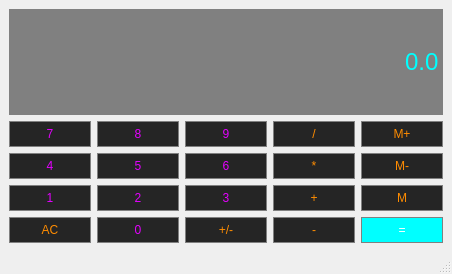
This is Calculator/calculator.ui in Sjoulk/DTE-2600 as Qt 5 draws it before an edit. The edited form follows.
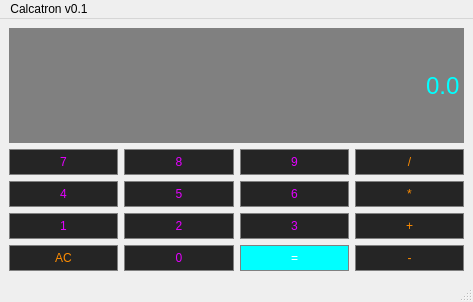
This is the edited form.

Commit message: GUI Calculator: added clear button + comments

Diff of the .ui file:
```diff
--- a/Calculator/calculator.ui
+++ b/Calculator/calculator.ui
@@ -6,8 +6,8 @@
    <rect>
     <x>0</x>
     <y>0</y>
-    <width>452</width>
-    <height>274</height>
+    <width>473</width>
+    <height>302</height>
    </rect>
   </property>
   <property name="windowTitle">
@@ -15,35 +15,8 @@
   </property>
   <widget class="QWidget" name="centralwidget">
    <layout class="QGridLayout" name="gridLayout">
-    <item row="3" column="1">
-     <widget class="QPushButton" name="Button_2">
-      <property name="sizePolicy">
-       <sizepolicy hsizetype="Preferred" vsizetype="Preferred">
-        <horstretch>0</horstretch>
-        <verstretch>0</verstretch>
-       </sizepolicy>
-      </property>
-      <property name="styleSheet">
-       <string notr="true">QPushButton {
-	background-color: #252525;
-	border: 1px solid gray;
-	padding: 5px;
-	color: #E400FF
-}
-
-QPushButton:pressed {
-	background-color: #A9A9A9;
-	border: 1px solid gray;
-	padding: 5px;
-}</string>
-      </property>
-      <property name="text">
-       <string>2</string>
-      </property>
-     </widget>
-    </item>
-    <item row="2" column="4">
-     <widget class="QPushButton" name="MemClear">
+    <item row="5" column="3">
+     <widget class="QPushButton" name="Add">
       <property name="sizePolicy">
        <sizepolicy hsizetype="Preferred" vsizetype="Preferred">
         <horstretch>0</horstretch>
@@ -65,38 +38,11 @@
 }</string>
       </property>
       <property name="text">
-       <string>M-</string>
+       <string>+</string>
       </property>
      </widget>
     </item>
-    <item row="2" column="1">
-     <widget class="QPushButton" name="Button_5">
-      <property name="sizePolicy">
-       <sizepolicy hsizetype="Preferred" vsizetype="Preferred">
-        <horstretch>0</horstretch>
-        <verstretch>0</verstretch>
-       </sizepolicy>
-      </property>
-      <property name="styleSheet">
-       <string notr="true">QPushButton {
-	background-color: #252525;
-	border: 1px solid gray;
-	padding: 5px;
-	color: #E400FF
-}
-
-QPushButton:pressed {
-	background-color: #A9A9A9;
-	border: 1px solid gray;
-	padding: 5px;
-}</string>
-      </property>
-      <property name="text">
-       <string>5</string>
-      </property>
-     </widget>
-    </item>
-    <item row="2" column="0">
+    <item row="4" column="0">
      <widget class="QPushButton" name="Button_4">
       <property name="sizePolicy">
        <sizepolicy hsizetype="Preferred" vsizetype="Preferred">
@@ -123,8 +69,35 @@
       </property>
      </widget>
     </item>
-    <item row="1" column="1">
-     <widget class="QPushButton" name="Button_8">
+    <item row="3" column="3">
+     <widget class="QPushButton" name="Divide">
+      <property name="sizePolicy">
+       <sizepolicy hsizetype="Preferred" vsizetype="Preferred">
+        <horstretch>0</horstretch>
+        <verstretch>0</verstretch>
+       </sizepolicy>
+      </property>
+      <property name="styleSheet">
+       <string notr="true">QPushButton {
+	background-color: #252525;
+	border: 1px solid gray;
+	padding: 5px;
+	color: #FF8C00;
+}
+
+QPushButton:pressed {
+	background-color: #A9A9A9;
+	border: 1px solid gray;
+	padding: 5px;
+}</string>
+      </property>
+      <property name="text">
+       <string>/</string>
+      </property>
+     </widget>
+    </item>
+    <item row="5" column="2">
+     <widget class="QPushButton" name="Button_3">
       <property name="sizePolicy">
        <sizepolicy hsizetype="Preferred" vsizetype="Preferred">
         <horstretch>0</horstretch>
@@ -146,11 +119,11 @@
 }</string>
       </property>
       <property name="text">
-       <string>8</string>
+       <string>3</string>
       </property>
      </widget>
     </item>
-    <item row="2" column="2">
+    <item row="4" column="2">
      <widget class="QPushButton" name="Button_6">
       <property name="sizePolicy">
        <sizepolicy hsizetype="Preferred" vsizetype="Preferred">
@@ -177,7 +150,115 @@
       </property>
      </widget>
     </item>
-    <item row="1" column="0">
+    <item row="4" column="3">
+     <widget class="QPushButton" name="Multiply">
+      <property name="sizePolicy">
+       <sizepolicy hsizetype="Preferred" vsizetype="Preferred">
+        <horstretch>0</horstretch>
+        <verstretch>0</verstretch>
+       </sizepolicy>
+      </property>
+      <property name="styleSheet">
+       <string notr="true">QPushButton {
+	background-color: #252525;
+	border: 1px solid gray;
+	padding: 5px;
+	color: #FF8C00;
+}
+
+QPushButton:pressed {
+	background-color: #A9A9A9;
+	border: 1px solid gray;
+	padding: 5px;
+}</string>
+      </property>
+      <property name="text">
+       <string>*</string>
+      </property>
+     </widget>
+    </item>
+    <item row="5" column="1">
+     <widget class="QPushButton" name="Button_2">
+      <property name="sizePolicy">
+       <sizepolicy hsizetype="Preferred" vsizetype="Preferred">
+        <horstretch>0</horstretch>
+        <verstretch>0</verstretch>
+       </sizepolicy>
+      </property>
+      <property name="styleSheet">
+       <string notr="true">QPushButton {
+	background-color: #252525;
+	border: 1px solid gray;
+	padding: 5px;
+	color: #E400FF
+}
+
+QPushButton:pressed {
+	background-color: #A9A9A9;
+	border: 1px solid gray;
+	padding: 5px;
+}</string>
+      </property>
+      <property name="text">
+       <string>2</string>
+      </property>
+     </widget>
+    </item>
+    <item row="5" column="0">
+     <widget class="QPushButton" name="Button_1">
+      <property name="sizePolicy">
+       <sizepolicy hsizetype="Preferred" vsizetype="Preferred">
+        <horstretch>0</horstretch>
+        <verstretch>0</verstretch>
+       </sizepolicy>
+      </property>
+      <property name="styleSheet">
+       <string notr="true">QPushButton {
+	background-color: #252525;
+	border: 1px solid gray;
+	padding: 5px;
+	color: #E400FF
+}
+
+QPushButton:pressed {
+	background-color: #A9A9A9;
+	border: 1px solid gray;
+	padding: 5px;
+}</string>
+      </property>
+      <property name="text">
+       <string>1</string>
+      </property>
+     </widget>
+    </item>
+    <item row="6" column="1">
+     <widget class="QPushButton" name="Button_0">
+      <property name="sizePolicy">
+       <sizepolicy hsizetype="Preferred" vsizetype="Preferred">
+        <horstretch>0</horstretch>
+        <verstretch>0</verstretch>
+       </sizepolicy>
+      </property>
+      <property name="styleSheet">
+       <string notr="true">QPushButton {
+	background-color: #252525;
+	border: 1px solid gray;
+	padding: 5px;
+	color: #E400FF
+}
+
+QPushButton:pressed {
+	background-color: #A9A9A9;
+	border: 1px solid gray;
+	padding: 5px;
+}</string>
+      </property>
+      <property name="text">
+       <string>0</string>
+      </property>
+     </widget>
+    </item>
+    <item row="3" column="0">
      <widget class="QPushButton" name="Button_7">
       <property name="sizePolicy">
        <sizepolicy hsizetype="Preferred" vsizetype="Preferred">
@@ -204,7 +285,88 @@
       </property>
      </widget>
     </item>
-    <item row="1" column="2">
+    <item row="6" column="2">
+     <widget class="QPushButton" name="Equals">
+      <property name="sizePolicy">
+       <sizepolicy hsizetype="Preferred" vsizetype="Preferred">
+        <horstretch>0</horstretch>
+        <verstretch>0</verstretch>
+       </sizepolicy>
+      </property>
+      <property name="styleSheet">
+       <string notr="true">QPushButton {
+	background-color: #00FFFF;
+	border: 1px solid gray;
+	padding: 5px;
+	color: #FFFFFF;
+}
+
+QPushButton:pressed {
+	background-color: #008080;
+	border: 1px solid gray;
+	padding: 5px;
+}</string>
+      </property>
+      <property name="text">
+       <string>=</string>
+      </property>
+     </widget>
+    </item>
+    <item row="3" column="1">
+     <widget class="QPushButton" name="Button_8">
+      <property name="sizePolicy">
+       <sizepolicy hsizetype="Preferred" vsizetype="Preferred">
+        <horstretch>0</horstretch>
+        <verstretch>0</verstretch>
+       </sizepolicy>
+      </property>
+      <property name="styleSheet">
+       <string notr="true">QPushButton {
+	background-color: #252525;
+	border: 1px solid gray;
+	padding: 5px;
+	color: #E400FF
+}
+
+QPushButton:pressed {
+	background-color: #A9A9A9;
+	border: 1px solid gray;
+	padding: 5px;
+}</string>
+      </property>
+      <property name="text">
+       <string>8</string>
+      </property>
+     </widget>
+    </item>
+    <item row="4" column="1">
+     <widget class="QPushButton" name="Button_5">
+      <property name="sizePolicy">
+       <sizepolicy hsizetype="Preferred" vsizetype="Preferred">
+        <horstretch>0</horstretch>
+        <verstretch>0</verstretch>
+       </sizepolicy>
+      </property>
+      <property name="styleSheet">
+       <string notr="true">QPushButton {
+	background-color: #252525;
+	border: 1px solid gray;
+	padding: 5px;
+	color: #E400FF
+}
+
+QPushButton:pressed {
+	background-color: #A9A9A9;
+	border: 1px solid gray;
+	padding: 5px;
+}</string>
+      </property>
+      <property name="text">
+       <string>5</string>
+      </property>
+     </widget>
+    </item>
+    <item row="3" column="2">
      <widget class="QPushButton" name="Button_9">
       <property name="sizePolicy">
        <sizepolicy hsizetype="Preferred" vsizetype="Preferred">
@@ -231,8 +393,8 @@
       </property>
      </widget>
     </item>
-    <item row="2" column="3">
-     <widget class="QPushButton" name="Multiply">
+    <item row="6" column="3">
+     <widget class="QPushButton" name="Subtract">
       <property name="sizePolicy">
        <sizepolicy hsizetype="Preferred" vsizetype="Preferred">
         <horstretch>0</horstretch>
@@ -254,11 +416,38 @@
 }</string>
       </property>
       <property name="text">
-       <string>*</string>
+       <string>-</string>
       </property>
      </widget>
     </item>
-    <item row="0" column="0" colspan="5">
+    <item row="6" column="0">
+     <widget class="QPushButton" name="Clear">
+      <property name="sizePolicy">
+       <sizepolicy hsizetype="Preferred" vsizetype="Preferred">
+        <horstretch>0</horstretch>
+        <verstretch>0</verstretch>
+       </sizepolicy>
+      </property>
+      <property name="styleSheet">
+       <string notr="true">QPushButton {
+	background-color: #252525;
+	border: 1px solid gray;
+	padding: 5px;
+	color: #FF8C00;
+}
+
+QPushButton:pressed {
+	background-color: #A9A9A9;
+	border: 1px solid gray;
+	padding: 5px;
+}</string>
+      </property>
+      <property name="text">
+       <string>AC</string>
+      </property>
+     </widget>
+    </item>
+    <item row="0" column="0" colspan="4">
      <widget class="QLineEdit" name="Display">
       <property name="sizePolicy">
        <sizepolicy hsizetype="Preferred" vsizetype="Expanding">
@@ -287,303 +476,6 @@
       </property>
      </widget>
     </item>
-    <item row="1" column="3">
-     <widget class="QPushButton" name="Divide">
-      <property name="sizePolicy">
-       <sizepolicy hsizetype="Preferred" vsizetype="Preferred">
-        <horstretch>0</horstretch>
-        <verstretch>0</verstretch>
-       </sizepolicy>
-      </property>
-      <property name="styleSheet">
-       <string notr="true">QPushButton {
-	background-color: #252525;
-	border: 1px solid gray;
-	padding: 5px;
-	color: #FF8C00;
-}
-
-QPushButton:pressed {
-	background-color: #A9A9A9;
-	border: 1px solid gray;
-	padding: 5px;
-}</string>
-      </property>
-      <property name="text">
-       <string>/</string>
-      </property>
-     </widget>
-    </item>
-    <item row="1" column="4">
-     <widget class="QPushButton" name="MemAdd">
-      <property name="sizePolicy">
-       <sizepolicy hsizetype="Preferred" vsizetype="Preferred">
-        <horstretch>0</horstretch>
-        <verstretch>0</verstretch>
-       </sizepolicy>
-      </property>
-      <property name="styleSheet">
-       <string notr="true">QPushButton {
-	background-color: #252525;
-	border: 1px solid gray;
-	padding: 5px;
-	color: #FF8C00;
-}
-
-QPushButton:pressed {
-	background-color: #A9A9A9;
-	border: 1px solid gray;
-	padding: 5px;
-}</string>
-      </property>
-      <property name="text">
-       <string>M+</string>
-      </property>
-     </widget>
-    </item>
-    <item row="3" column="0">
-     <widget class="QPushButton" name="Button_1">
-      <property name="sizePolicy">
-       <sizepolicy hsizetype="Preferred" vsizetype="Preferred">
-        <horstretch>0</horstretch>
-        <verstretch>0</verstretch>
-       </sizepolicy>
-      </property>
-      <property name="styleSheet">
-       <string notr="true">QPushButton {
-	background-color: #252525;
-	border: 1px solid gray;
-	padding: 5px;
-	color: #E400FF
-}
-
-QPushButton:pressed {
-	background-color: #A9A9A9;
-	border: 1px solid gray;
-	padding: 5px;
-}</string>
-      </property>
-      <property name="text">
-       <string>1</string>
-      </property>
-     </widget>
-    </item>
-    <item row="4" column="0">
-     <widget class="QPushButton" name="Clear">
-      <property name="sizePolicy">
-       <sizepolicy hsizetype="Preferred" vsizetype="Preferred">
-        <horstretch>0</horstretch>
-        <verstretch>0</verstretch>
-       </sizepolicy>
-      </property>
-      <property name="styleSheet">
-       <string notr="true">QPushButton {
-	background-color: #252525;
-	border: 1px solid gray;
-	padding: 5px;
-	color: #FF8C00;
-}
-
-QPushButton:pressed {
-	background-color: #A9A9A9;
-	border: 1px solid gray;
-	padding: 5px;
-}</string>
-      </property>
-      <property name="text">
-       <string>AC</string>
-      </property>
-     </widget>
-    </item>
-    <item row="4" column="1">
-     <widget class="QPushButton" name="Button_0">
-      <property name="sizePolicy">
-       <sizepolicy hsizetype="Preferred" vsizetype="Preferred">
-        <horstretch>0</horstretch>
-        <verstretch>0</verstretch>
-       </sizepolicy>
-      </property>
-      <property name="styleSheet">
-       <string notr="true">QPushButton {
-	background-color: #252525;
-	border: 1px solid gray;
-	padding: 5px;
-	color: #E400FF
-}
-
-QPushButton:pressed {
-	background-color: #A9A9A9;
-	border: 1px solid gray;
-	padding: 5px;
-}</string>
-      </property>
-      <property name="text">
-       <string>0</string>
-      </property>
-     </widget>
-    </item>
-    <item row="3" column="2">
-     <widget class="QPushButton" name="Button_3">
-      <property name="sizePolicy">
-       <sizepolicy hsizetype="Preferred" vsizetype="Preferred">
-        <horstretch>0</horstretch>
-        <verstretch>0</verstretch>
-       </sizepolicy>
-      </property>
-      <property name="styleSheet">
-       <string notr="true">QPushButton {
-	background-color: #252525;
-	border: 1px solid gray;
-	padding: 5px;
-	color: #E400FF
-}
-
-QPushButton:pressed {
-	background-color: #A9A9A9;
-	border: 1px solid gray;
-	padding: 5px;
-}</string>
-      </property>
-      <property name="text">
-       <string>3</string>
-      </property>
-     </widget>
-    </item>
-    <item row="3" column="3">
-     <widget class="QPushButton" name="Add">
-      <property name="sizePolicy">
-       <sizepolicy hsizetype="Preferred" vsizetype="Preferred">
-        <horstretch>0</horstretch>
-        <verstretch>0</verstretch>
-       </sizepolicy>
-      </property>
-      <property name="styleSheet">
-       <string notr="true">QPushButton {
-	background-color: #252525;
-	border: 1px solid gray;
-	padding: 5px;
-	color: #FF8C00;
-}
-
-QPushButton:pressed {
-	background-color: #A9A9A9;
-	border: 1px solid gray;
-	padding: 5px;
-}</string>
-      </property>
-      <property name="text">
-       <string>+</string>
-      </property>
-     </widget>
-    </item>
-    <item row="3" column="4">
-     <widget class="QPushButton" name="MemGet">
-      <property name="sizePolicy">
-       <sizepolicy hsizetype="Preferred" vsizetype="Preferred">
-        <horstretch>0</horstretch>
-        <verstretch>0</verstretch>
-       </sizepolicy>
-      </property>
-      <property name="styleSheet">
-       <string notr="true">QPushButton {
-	background-color: #252525;
-	border: 1px solid gray;
-	padding: 5px;
-	color: #FF8C00;
-}
-
-QPushButton:pressed {
-	background-color: #A9A9A9;
-	border: 1px solid gray;
-	padding: 5px;
-}</string>
-      </property>
-      <property name="text">
-       <string>M</string>
-      </property>
-     </widget>
-    </item>
-    <item row="4" column="2">
-     <widget class="QPushButton" name="ChangeSign">
-      <property name="sizePolicy">
-       <sizepolicy hsizetype="Preferred" vsizetype="Preferred">
-        <horstretch>0</horstretch>
-        <verstretch>0</verstretch>
-       </sizepolicy>
-      </property>
-      <property name="styleSheet">
-       <string notr="true">QPushButton {
-	background-color: #252525;
-	border: 1px solid gray;
-	padding: 5px;
-	color: #FF8C00;
-}
-
-QPushButton:pressed {
-	background-color: #A9A9A9;
-	border: 1px solid gray;
-	padding: 5px;
-}</string>
-      </property>
-      <property name="text">
-       <string>+/-</string>
-      </property>
-     </widget>
-    </item>
-    <item row="4" column="3">
-     <widget class="QPushButton" name="Subtract">
-      <property name="sizePolicy">
-       <sizepolicy hsizetype="Preferred" vsizetype="Preferred">
-        <horstretch>0</horstretch>
-        <verstretch>0</verstretch>
-       </sizepolicy>
-      </property>
-      <property name="styleSheet">
-       <string notr="true">QPushButton {
-	background-color: #252525;
-	border: 1px solid gray;
-	padding: 5px;
-	color: #FF8C00;
-}
-
-QPushButton:pressed {
-	background-color: #A9A9A9;
-	border: 1px solid gray;
-	padding: 5px;
-}</string>
-      </property>
-      <property name="text">
-       <string>-</string>
-      </property>
-     </widget>
-    </item>
-    <item row="4" column="4">
-     <widget class="QPushButton" name="Equals">
-      <property name="sizePolicy">
-       <sizepolicy hsizetype="Preferred" vsizetype="Preferred">
-        <horstretch>0</horstretch>
-        <verstretch>0</verstretch>
-       </sizepolicy>
-      </property>
-      <property name="styleSheet">
-       <string notr="true">QPushButton {
-	background-color: #00FFFF;
-	border: 1px solid gray;
-	padding: 5px;
-	color: #FFFFFF;
-}
-
-QPushButton:pressed {
-	background-color: #008080;
-	border: 1px solid gray;
-	padding: 5px;
-}</string>
-      </property>
-      <property name="text">
-       <string>=</string>
-      </property>
-     </widget>
-    </item>
    </layout>
   </widget>
   <widget class="QMenuBar" name="menubar">
@@ -591,10 +483,16 @@
     <rect>
      <x>0</x>
      <y>0</y>
-     <width>452</width>
+     <width>473</width>
      <height>21</height>
     </rect>
    </property>
+   <widget class="QMenu" name="menuCalcatron_v0_1">
+    <property name="title">
+     <string>Calcatron v0.1</string>
+    </property>
+   </widget>
+   <addaction name="menuCalcatron_v0_1"/>
   </widget>
   <widget class="QStatusBar" name="statusbar"/>
  </widget>
```
The commit also changes 3 other files.
